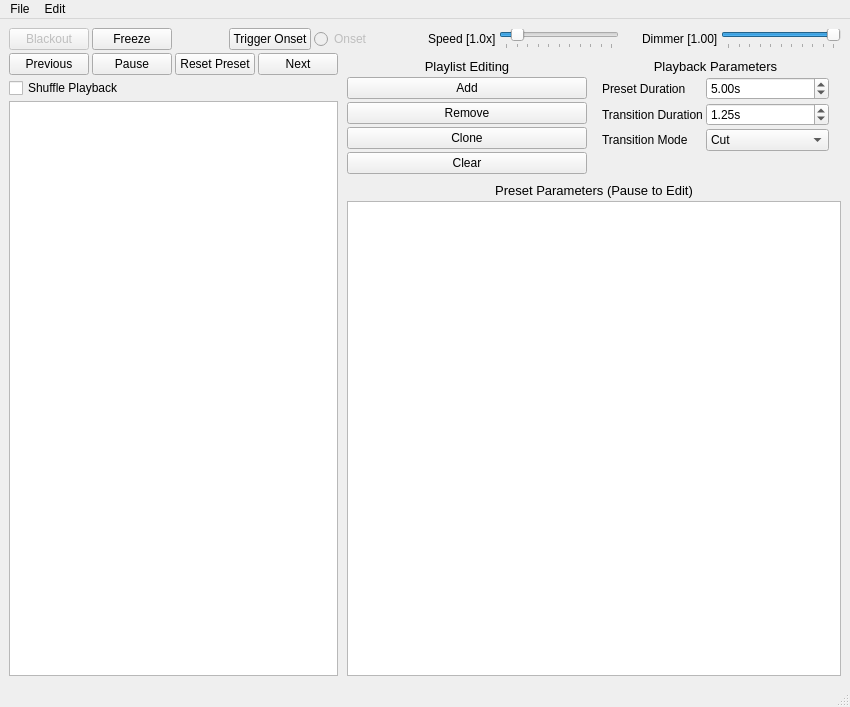
Openlights/firemix, file ui/firemix.ui: the form before one commit.
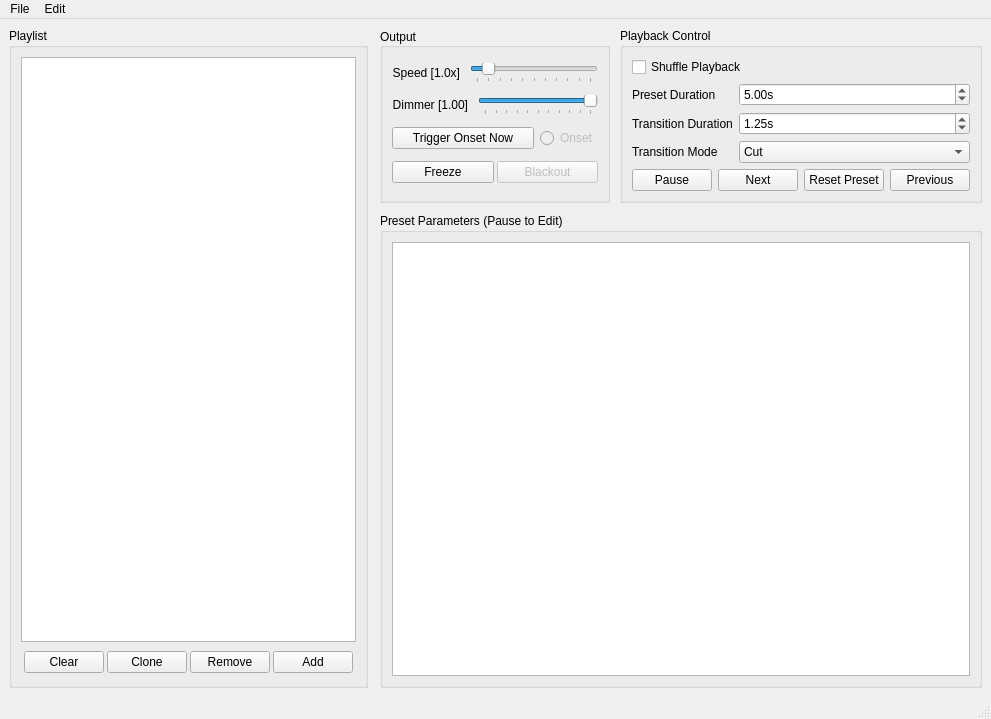
The form after the commit. Custom widgets are drawn as their Qt base class.

Commit message:
firemixgui reorganization (compile-ui needed)
organized firemix controls into scaling groupboxes... trying to use gui
space and scaling more effectively

The edit to the form file:
```diff
--- a/ui/firemix.ui
+++ b/ui/firemix.ui
@@ -6,8 +6,8 @@
    <rect>
     <x>0</x>
     <y>0</y>
-    <width>850</width>
-    <height>707</height>
+    <width>940</width>
+    <height>719</height>
    </rect>
   </property>
   <property name="sizePolicy">
@@ -22,13 +22,7 @@
   <widget class="QWidget" name="centralwidget">
    <layout class="QGridLayout" name="gridLayout">
     <item row="0" column="0">
-     <layout class="QVBoxLayout" name="vl_outer" stretch="0,1">
-      <property name="spacing">
-       <number>3</number>
-      </property>
-      <property name="sizeConstraint">
-       <enum>QLayout::SetMinimumSize</enum>
-      </property>
+     <layout class="QHBoxLayout" name="horizontalLayout_2" stretch="1,2">
       <property name="leftMargin">
        <number>0</number>
       </property>
@@ -42,90 +36,129 @@
        <number>0</number>
       </property>
       <item>
-       <layout class="QHBoxLayout" name="hl_top_buttons">
+       <widget class="QGroupBox" name="groupBox_3">
+        <property name="title">
+         <string>Playlist</string>
+        </property>
+        <layout class="QVBoxLayout" name="verticalLayout_6">
+         <item>
+          <widget class="DraggableListWidget" name="lst_presets"/>
+         </item>
+         <item>
+          <layout class="QHBoxLayout" name="horizontalLayout_7">
+           <property name="spacing">
+            <number>3</number>
+           </property>
         <property name="leftMargin">
-         <number>0</number>
+            <number>3</number>
         </property>
         <property name="topMargin">
-         <number>0</number>
+            <number>3</number>
         </property>
         <property name="rightMargin">
-         <number>0</number>
+            <number>3</number>
         </property>
         <property name="bottomMargin">
-         <number>0</number>
+            <number>3</number>
         </property>
         <item>
-         <widget class="QPushButton" name="btn_blackout">
-          <property name="enabled">
-           <bool>false</bool>
-          </property>
+            <widget class="QPushButton" name="btn_clear_playlist">
           <property name="text">
-           <string>Blackout</string>
+              <string>Clear</string>
           </property>
          </widget>
         </item>
         <item>
-         <widget class="QPushButton" name="btn_runfreeze">
+            <widget class="QPushButton" name="btn_clone_preset">
           <property name="text">
-           <string>Freeze</string>
+              <string>Clone</string>
           </property>
          </widget>
         </item>
         <item>
-         <spacer name="horizontalSpacer">
-          <property name="orientation">
-           <enum>Qt::Horizontal</enum>
-          </property>
-          <property name="sizeHint" stdset="0">
-           <size>
-            <width>40</width>
-            <height>20</height>
-           </size>
-          </property>
-         </spacer>
+            <widget class="QPushButton" name="btn_remove_preset">
+             <property name="text">
+              <string>Remove</string>
+             </property>
+            </widget>
         </item>
         <item>
-         <widget class="QPushButton" name="btn_trigger_onset">
+            <widget class="QPushButton" name="btn_add_preset">
           <property name="text">
-           <string>Trigger Onset</string>
+              <string>Add</string>
           </property>
          </widget>
         </item>
+          </layout>
+         </item>
+        </layout>
+       </widget>
+      </item>
         <item>
-         <widget class="QRadioButton" name="btn_onset_detected">
-          <property name="enabled">
-           <bool>false</bool>
-          </property>
-          <property name="text">
-           <string>Onset</string>
-          </property>
-         </widget>
-        </item>
+       <layout class="QVBoxLayout" name="verticalLayout_3" stretch="0,1">
+        <property name="spacing">
+         <number>10</number>
+        </property>
+        <property name="leftMargin">
+         <number>6</number>
+        </property>
         <item>
-         <spacer name="horizontalSpacer_2">
-          <property name="orientation">
-           <enum>Qt::Horizontal</enum>
+         <layout class="QHBoxLayout" name="horizontalLayout_5" stretch="0,0">
+          <property name="spacing">
+           <number>10</number>
           </property>
-          <property name="sizeHint" stdset="0">
+          <item>
+           <widget class="QGroupBox" name="groupBox">
+            <property name="sizePolicy">
+             <sizepolicy hsizetype="Preferred" vsizetype="Preferred">
+              <horstretch>0</horstretch>
+              <verstretch>0</verstretch>
+             </sizepolicy>
+            </property>
+            <property name="minimumSize">
            <size>
-            <width>40</width>
-            <height>20</height>
-           </size>
-          </property>
-         </spacer>
-        </item>
+              <width>0</width>
+              <height>0</height>
+             </size>
+            </property>
+            <property name="sizeIncrement">
+             <size>
+              <width>0</width>
+              <height>0</height>
+             </size>
+            </property>
+            <property name="autoFillBackground">
+             <bool>false</bool>
+            </property>
+            <property name="title">
+             <string>Output</string>
+            </property>
+            <property name="alignment">
+             <set>Qt::AlignLeading|Qt::AlignLeft|Qt::AlignVCenter</set>
+            </property>
+            <layout class="QVBoxLayout" name="verticalLayout_4">
+             <item>
+              <layout class="QHBoxLayout" name="horizontalLayout_10" stretch="0,1">
+               <property name="spacing">
+                <number>10</number>
+               </property>
+               <property name="leftMargin">
+                <number>0</number>
+               </property>
         <item>
          <widget class="QLabel" name="lbl_speed">
           <property name="text">
            <string>Speed [1.0x]</string>
           </property>
+                 <property name="alignment">
+                  <set>Qt::AlignRight|Qt::AlignTrailing|Qt::AlignVCenter</set>
+                 </property>
          </widget>
         </item>
         <item>
          <widget class="QSlider" name="slider_speed">
           <property name="sizePolicy">
-           <sizepolicy hsizetype="Fixed" vsizetype="Fixed">
+                  <sizepolicy hsizetype="Expanding" vsizetype="Fixed">
             <horstretch>0</horstretch>
             <verstretch>0</verstretch>
            </sizepolicy>
@@ -156,33 +189,39 @@
           </property>
          </widget>
         </item>
-        <item>
-         <spacer name="horizontalSpacer_3">
-          <property name="orientation">
-           <enum>Qt::Horizontal</enum>
-          </property>
-          <property name="sizeType">
-           <enum>QSizePolicy::Fixed</enum>
-          </property>
-          <property name="sizeHint" stdset="0">
-           <size>
-            <width>20</width>
-            <height>20</height>
-           </size>
-          </property>
-         </spacer>
-        </item>
+              </layout>
+             </item>
+             <item>
+              <layout class="QHBoxLayout" name="horizontalLayout_9" stretch="0,1">
+               <property name="spacing">
+                <number>10</number>
+               </property>
+               <property name="sizeConstraint">
+                <enum>QLayout::SetMinimumSize</enum>
+               </property>
+               <property name="leftMargin">
+                <number>0</number>
+               </property>
+               <property name="topMargin">
+                <number>0</number>
+               </property>
+               <property name="rightMargin">
+                <number>0</number>
+               </property>
         <item>
          <widget class="QLabel" name="lbl_dimmer">
           <property name="text">
            <string>Dimmer [1.00]</string>
           </property>
+                 <property name="alignment">
+                  <set>Qt::AlignRight|Qt::AlignTrailing|Qt::AlignVCenter</set>
+                 </property>
          </widget>
         </item>
         <item>
          <widget class="QSlider" name="slider_global_dimmer">
           <property name="sizePolicy">
-           <sizepolicy hsizetype="Fixed" vsizetype="Fixed">
+                  <sizepolicy hsizetype="Expanding" vsizetype="Fixed">
             <horstretch>0</horstretch>
             <verstretch>0</verstretch>
            </sizepolicy>
@@ -210,21 +249,40 @@
        </layout>
       </item>
       <item>
-       <layout class="QHBoxLayout" name="horizontalLayout_2" stretch="1,2">
+              <layout class="QHBoxLayout" name="horizontalLayout_8" stretch="1,0">
         <property name="leftMargin">
          <number>0</number>
         </property>
-        <property name="topMargin">
-         <number>0</number>
-        </property>
-        <property name="rightMargin">
-         <number>0</number>
-        </property>
-        <property name="bottomMargin">
-         <number>0</number>
-        </property>
+               <item>
+                <widget class="QPushButton" name="btn_trigger_onset">
+                 <property name="sizePolicy">
+                  <sizepolicy hsizetype="Expanding" vsizetype="Fixed">
+                   <horstretch>0</horstretch>
+                   <verstretch>0</verstretch>
+                  </sizepolicy>
+                 </property>
+                 <property name="text">
+                  <string>Trigger Onset Now</string>
+                 </property>
+                </widget>
+               </item>
+               <item>
+                <widget class="QRadioButton" name="btn_onset_detected">
+                 <property name="enabled">
+                  <bool>false</bool>
+                 </property>
+                 <property name="text">
+                  <string>Onset</string>
+                 </property>
+                </widget>
+               </item>
+              </layout>
+             </item>
         <item>
-         <layout class="QVBoxLayout" name="verticalLayout">
+              <layout class="QHBoxLayout" name="horizontalLayout_3" stretch="0,0">
+               <property name="spacing">
+                <number>3</number>
+               </property>
           <property name="sizeConstraint">
            <enum>QLayout::SetDefaultConstraint</enum>
           </property>
@@ -241,40 +299,39 @@
            <number>0</number>
           </property>
           <item>
-           <layout class="QHBoxLayout" name="horizontalLayout">
-            <property name="topMargin">
-             <number>0</number>
-            </property>
-            <item>
-             <widget class="QPushButton" name="btn_prev_preset">
+                <widget class="QPushButton" name="btn_runfreeze">
               <property name="text">
-               <string>Previous</string>
+                  <string>Freeze</string>
               </property>
              </widget>
             </item>
             <item>
-             <widget class="QPushButton" name="btn_playpause">
-              <property name="text">
-               <string>Pause</string>
-              </property>
-             </widget>
-            </item>
-            <item>
-             <widget class="QPushButton" name="btn_reset_preset">
+                <widget class="QPushButton" name="btn_blackout">
+                 <property name="enabled">
+                  <bool>false</bool>
+                 </property>
               <property name="text">
-               <string>Reset Preset</string>
+                  <string>Blackout</string>
               </property>
              </widget>
             </item>
-            <item>
-             <widget class="QPushButton" name="btn_next_preset">
-              <property name="text">
-               <string>Next</string>
-              </property>
-             </widget>
-            </item>
-           </layout>
+              </layout>
+             </item>
+            </layout>
+           </widget>
           </item>
+          <item>
+           <widget class="QGroupBox" name="groupBox_2">
+            <property name="sizePolicy">
+             <sizepolicy hsizetype="Expanding" vsizetype="Expanding">
+              <horstretch>0</horstretch>
+              <verstretch>0</verstretch>
+             </sizepolicy>
+            </property>
+            <property name="title">
+             <string>Playback Control</string>
+            </property>
+            <layout class="QVBoxLayout" name="verticalLayout_5">
           <item>
            <widget class="QCheckBox" name="btn_shuffle_playlist">
             <property name="text">
@@ -283,160 +340,27 @@
            </widget>
           </item>
           <item>
-           <widget class="DraggableListWidget" name="lst_presets"/>
-          </item>
-         </layout>
-        </item>
-        <item>
-         <layout class="QVBoxLayout" name="verticalLayout_2" stretch="1,10">
-          <property name="leftMargin">
-           <number>0</number>
-          </property>
-          <property name="topMargin">
-           <number>0</number>
-          </property>
-          <property name="rightMargin">
-           <number>0</number>
-          </property>
-          <property name="bottomMargin">
-           <number>0</number>
-          </property>
-          <item>
-           <layout class="QHBoxLayout" name="horizontalLayout_3">
-            <property name="leftMargin">
-             <number>3</number>
-            </property>
-            <property name="topMargin">
-             <number>3</number>
-            </property>
-            <property name="rightMargin">
-             <number>3</number>
-            </property>
-            <property name="bottomMargin">
-             <number>3</number>
-            </property>
-            <item>
-             <layout class="QVBoxLayout" name="verticalLayout_4">
-              <property name="spacing">
-               <number>3</number>
-              </property>
-              <property name="leftMargin">
-               <number>3</number>
-              </property>
-              <property name="topMargin">
-               <number>3</number>
-              </property>
-              <property name="rightMargin">
-               <number>3</number>
-              </property>
-              <property name="bottomMargin">
-               <number>3</number>
-              </property>
-              <item>
-               <widget class="QLabel" name="lbl_playlist_editing">
-                <property name="font">
-                 <font>
-                  <pointsize>10</pointsize>
-                 </font>
-                </property>
-                <property name="text">
-                 <string>Playlist Editing</string>
-                </property>
-                <property name="textFormat">
-                 <enum>Qt::AutoText</enum>
-                </property>
-                <property name="alignment">
-                 <set>Qt::AlignHCenter|Qt::AlignTop</set>
-                </property>
-               </widget>
-              </item>
-              <item>
-               <widget class="QPushButton" name="btn_add_preset">
-                <property name="text">
-                 <string>Add</string>
-                </property>
-               </widget>
-              </item>
-              <item>
-               <widget class="QPushButton" name="btn_remove_preset">
-                <property name="text">
-                 <string>Remove</string>
-                </property>
-               </widget>
-              </item>
-              <item>
-               <widget class="QPushButton" name="btn_clone_preset">
-                <property name="text">
-                 <string>Clone</string>
-                </property>
-               </widget>
-              </item>
-              <item>
-               <widget class="QPushButton" name="btn_clear_playlist">
-                <property name="text">
-                 <string>Clear</string>
-                </property>
-               </widget>
-              </item>
-             </layout>
-            </item>
-            <item>
-             <layout class="QVBoxLayout" name="verticalLayout_5">
-              <property name="leftMargin">
-               <number>3</number>
-              </property>
-              <property name="topMargin">
-               <number>3</number>
-              </property>
-              <property name="rightMargin">
-               <number>3</number>
-              </property>
-              <property name="bottomMargin">
-               <number>3</number>
-              </property>
-              <item>
-               <widget class="QLabel" name="label_2">
-                <property name="font">
-                 <font>
-                  <pointsize>10</pointsize>
-                 </font>
-                </property>
-                <property name="text">
-                 <string>Playback Parameters</string>
-                </property>
-                <property name="textFormat">
-                 <enum>Qt::AutoText</enum>
-                </property>
-                <property name="alignment">
-                 <set>Qt::AlignHCenter|Qt::AlignTop</set>
-                </property>
-               </widget>
-              </item>
-              <item>
-               <layout class="QFormLayout" name="formLayout">
+              <layout class="QFormLayout" name="formLayout_2">
                 <property name="fieldGrowthPolicy">
                  <enum>QFormLayout::AllNonFixedFieldsGrow</enum>
                 </property>
                 <property name="leftMargin">
-                 <number>6</number>
+                <number>0</number>
                 </property>
                 <property name="topMargin">
                  <number>0</number>
                 </property>
                 <property name="rightMargin">
-                 <number>6</number>
-                </property>
-                <property name="bottomMargin">
                  <number>0</number>
                 </property>
-                <item row="2" column="0">
+               <item row="0" column="0">
                  <widget class="QLabel" name="lbl_preset_duration">
                   <property name="text">
                    <string>Preset Duration</string>
                   </property>
                  </widget>
                 </item>
-                <item row="2" column="1">
+               <item row="0" column="1">
                  <widget class="QDoubleSpinBox" name="edit_preset_duration">
                   <property name="suffix">
                    <string>s</string>
@@ -452,14 +376,14 @@
                   </property>
                  </widget>
                 </item>
-                <item row="3" column="0">
+               <item row="1" column="0">
                  <widget class="QLabel" name="lbl_transition_duration">
                   <property name="text">
                    <string>Transition Duration</string>
                   </property>
                  </widget>
                 </item>
-                <item row="3" column="1">
+               <item row="1" column="1">
                  <widget class="QDoubleSpinBox" name="edit_transition_duration">
                   <property name="suffix">
                    <string>s</string>
@@ -478,14 +402,14 @@
                   </property>
                  </widget>
                 </item>
-                <item row="4" column="0">
+               <item row="2" column="0">
                  <widget class="QLabel" name="lbl_transition_mode">
                   <property name="text">
                    <string>Transition Mode</string>
                   </property>
                  </widget>
                 </item>
-                <item row="4" column="1">
+               <item row="2" column="1">
                  <widget class="QComboBox" name="cb_transition_mode">
                   <property name="enabled">
                    <bool>true</bool>
@@ -510,45 +434,51 @@
                </layout>
               </item>
               <item>
-               <spacer name="verticalSpacer">
-                <property name="orientation">
-                 <enum>Qt::Vertical</enum>
-                </property>
-                <property name="sizeHint" stdset="0">
-                 <size>
-                  <width>20</width>
-                  <height>40</height>
-                 </size>
-                </property>
-               </spacer>
-              </item>
-             </layout>
-            </item>
-           </layout>
-          </item>
+              <layout class="QHBoxLayout" name="horizontalLayout">
+               <property name="topMargin">
+                <number>0</number>
+               </property>
+               <item>
+                <widget class="QPushButton" name="btn_playpause">
+                 <property name="text">
+                  <string>Pause</string>
+                 </property>
+                </widget>
+               </item>
           <item>
-           <layout class="QVBoxLayout" name="verticalLayout_3">
-            <property name="leftMargin">
-             <number>6</number>
-            </property>
+                <widget class="QPushButton" name="btn_next_preset">
+                 <property name="text">
+                  <string>Next</string>
+                 </property>
+                </widget>
+               </item>
             <item>
-             <widget class="QLabel" name="lbl_preset_parameters">
-              <property name="font">
-               <font>
-                <pointsize>10</pointsize>
-               </font>
-              </property>
+                <widget class="QPushButton" name="btn_reset_preset">
+                 <property name="text">
+                  <string>Reset Preset</string>
+                 </property>
+                </widget>
+               </item>
+               <item>
+                <widget class="QPushButton" name="btn_prev_preset">
               <property name="text">
+                  <string>Previous</string>
+                 </property>
+                </widget>
+               </item>
+              </layout>
+             </item>
+            </layout>
+           </widget>
+          </item>
+         </layout>
+        </item>
+        <item>
+         <widget class="QGroupBox" name="lbl_preset_parameters">
+          <property name="title">
                <string>Preset Parameters (Pause to Edit)</string>
               </property>
-              <property name="textFormat">
-               <enum>Qt::AutoText</enum>
-              </property>
-              <property name="alignment">
-               <set>Qt::AlignBottom|Qt::AlignHCenter</set>
-              </property>
-             </widget>
-            </item>
+          <layout class="QVBoxLayout" name="verticalLayout">
             <item>
              <widget class="QTableWidget" name="tbl_preset_parameters">
               <property name="alternatingRowColors">
@@ -571,8 +501,7 @@
              </widget>
             </item>
            </layout>
-          </item>
-         </layout>
+         </widget>
         </item>
        </layout>
       </item>
@@ -585,7 +514,7 @@
     <rect>
      <x>0</x>
      <y>0</y>
-     <width>850</width>
+     <width>940</width>
      <height>21</height>
     </rect>
    </property>
```
Lines whose indentation alone changed are shown as unchanged. The commit also changes 1 other file.
